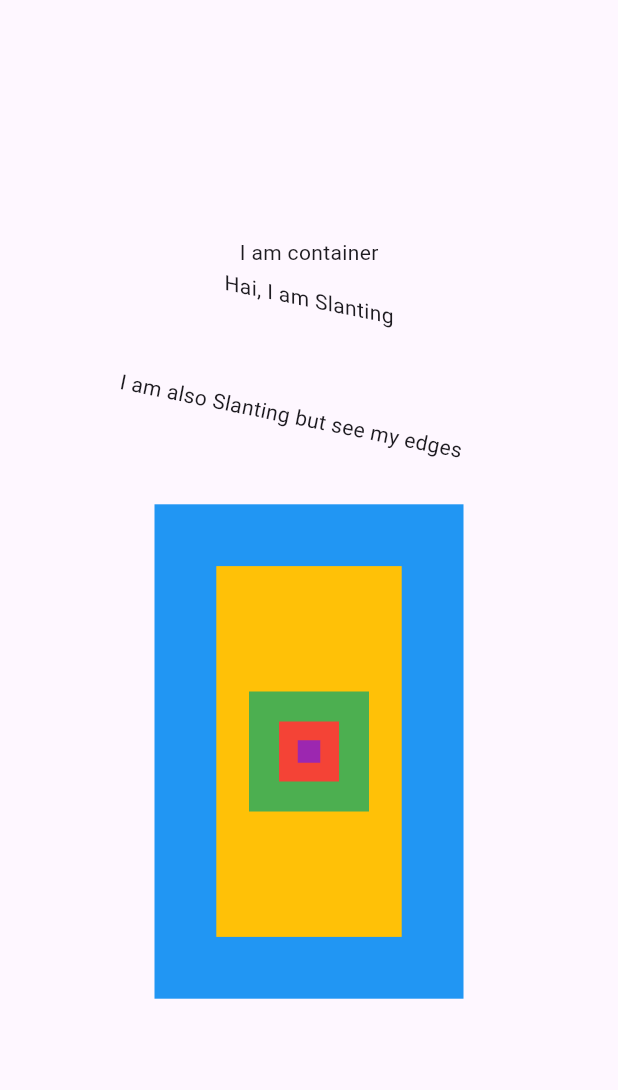
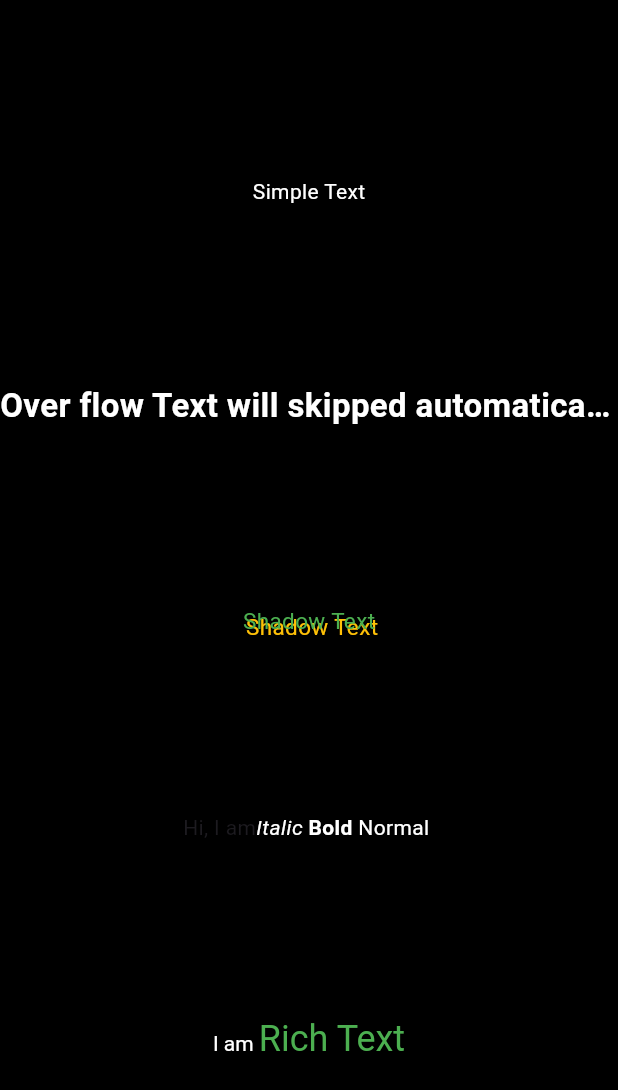
Before and after one commit to shivam2109964/projectOne, a Flutter app: the screen it shows after launch, on a phone screen of 412 x 824 dp. Shown: the top 1090 px of the screen. Run offline on Flutter 3.47's test engine with Material 3 defaults, Android fonts, the phone set to English and light mode, and no system bars; our stand-ins replace bloc, flutter_bloc.

Commit message:
21 April

```diff
--- a/lib/MyApp.dart
+++ b/lib/MyApp.dart
@@ -1,5 +1,5 @@
 import 'package:flutter/material.dart';
-import 'package:fluttre_one/Widget%20Practice/Container/container.dart';
+import 'package:fluttre_one/Widget%20Practice/Text/text.dart';
 
 class MyApp extends StatelessWidget {
   const MyApp({Key? key}) : super(key: key);
@@ -7,7 +7,7 @@ class MyApp extends StatelessWidget {
   Widget build(BuildContext context){
     return const MaterialApp(
       debugShowCheckedModeBanner: false,
-      home: Containerr(),
+      home: Textt(),
     );
   }
 }
--- /dev/null
+++ b/lib/Widget Practice/Text/text.dart
@@ -0,0 +1,80 @@
+import 'package:flutter/material.dart';
+import 'package:flutter/widgets.dart';
+
+class Textt extends StatelessWidget {
+  const Textt({Key? key}) : super(key: key);
+
+  @override
+  Widget build(BuildContext context) {
+    return Scaffold(
+      backgroundColor: Colors.black,
+      body: Center(
+        child: Column(
+          mainAxisAlignment: MainAxisAlignment.spaceEvenly,
+          children: <Widget>[
+            const Text(
+              "Simple Text",
+              style: TextStyle(color: Colors.white),
+            ),
+            const Text(
+              "Over flow Text will skipped automatically. So lets have some Long text to get skipped.",
+              overflow: TextOverflow.ellipsis,
+              style: TextStyle(
+                  color: Colors.white,
+                  fontSize: 22,
+                  fontWeight: FontWeight.bold),
+            ),
+            const Text(
+              "Shadow Text",
+              style: TextStyle(
+                fontSize: 15,
+                color: Colors.green,
+                shadows: <Shadow>[
+                  Shadow(
+                    color: Colors.amber,
+                    offset: Offset(2, 4),
+                  ),
+                ],
+              ),
+            ),
+            const Text.rich(
+              TextSpan(
+                text: "Hi, I am",
+                children: <TextSpan>[
+                  TextSpan(
+                    text: 'Italic ',
+                    style: TextStyle(
+                        fontStyle: FontStyle.italic, color: Colors.white),
+                  ),
+                  TextSpan(
+                    text: "Bold ",
+                    style: TextStyle(
+                        fontWeight: FontWeight.bold, color: Colors.white),
+                  ),
+                  TextSpan(
+                    text: 'Normal ',
+                    style: TextStyle(
+                        fontWeight: FontWeight.normal, color: Colors.white),
+                  ),
+                ],
+              ),
+            ),
+            RichText(
+              softWrap: true,
+              text: const TextSpan(
+                text: "I am ",
+                style: TextStyle(color: Colors.white),
+                children: <TextSpan>[
+                  TextSpan(
+                    text: "Rich Text",
+                    style: TextStyle(color: Colors.green, fontSize: 24),
+                  ),
+                ],
+               ),
+            ),
+          ],
+        ),
+      ),
+    );
+  }
+}
```
